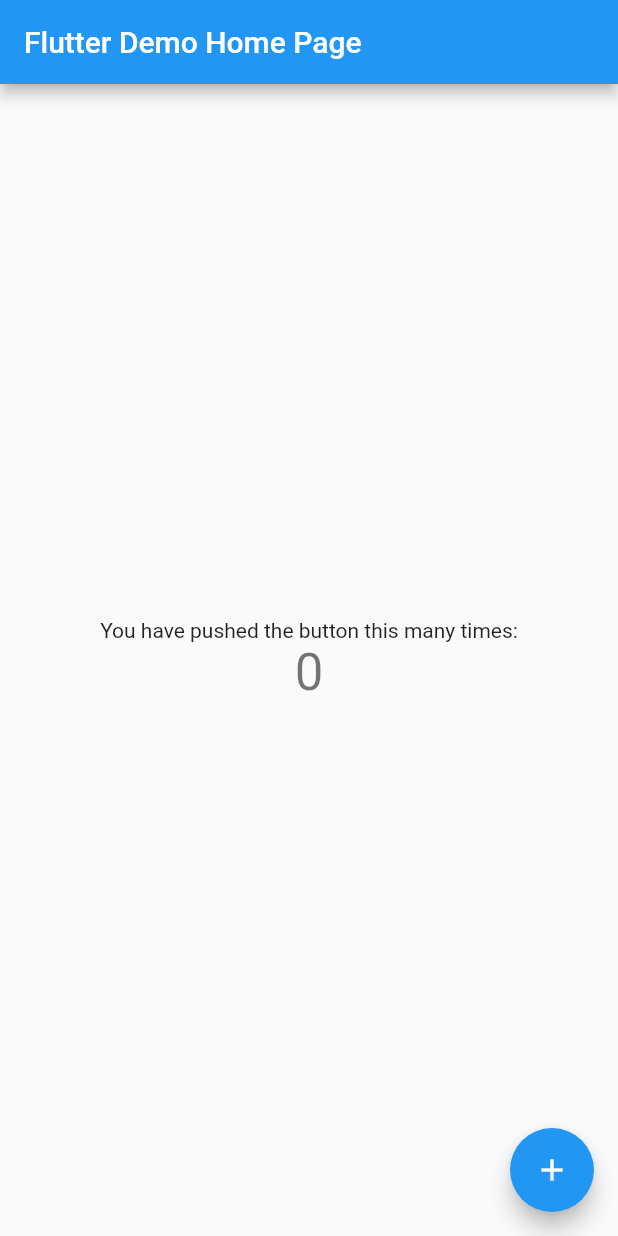
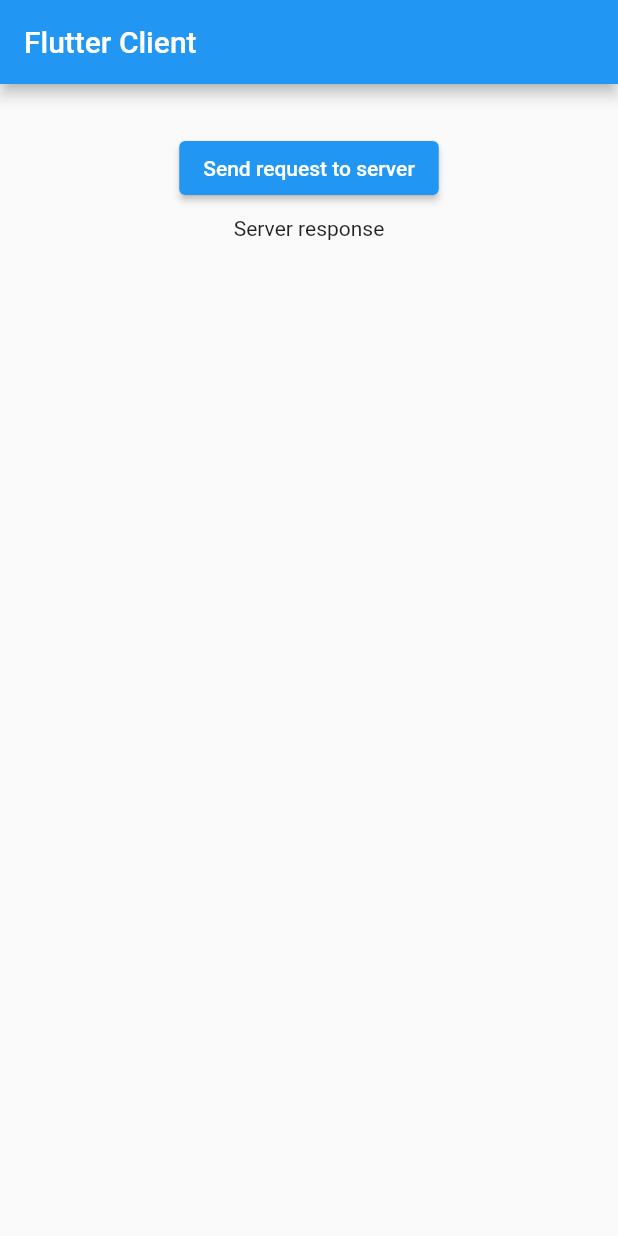
Before and after one commit to amaurydelassus/tp-docker, a Flutter app: the screen it shows after launch, on a phone screen of 412 x 824 dp. Run offline on Flutter 3.47's test engine with Material 2 defaults, Android fonts, the phone set to English and light mode, and no system bars.

Commit message:
ca marche

```diff
--- a/flutter_app/lib/main.dart
+++ b/flutter_app/lib/main.dart
@@ -1,113 +1,71 @@
+import 'dart:io';
+
 import 'package:flutter/material.dart';
+import 'package:http/http.dart';
 
-void main() {
-  runApp(MyApp());
-}
+void main() => runApp(MyApp());
 
 class MyApp extends StatelessWidget {
-  // This widget is the root of your application.
   @override
   Widget build(BuildContext context) {
     return MaterialApp(
-      title: 'Flutter Demo',
+      title: 'Node server demo',
+      debugShowCheckedModeBanner: false,
       theme: ThemeData(
-        // This is the theme of your application.
-        //
-        // Try running your application with "flutter run". You'll see the
-        // application has a blue toolbar. Then, without quitting the app, try
-        // changing the primarySwatch below to Colors.green and then invoke
-        // "hot reload" (press "r" in the console where you ran "flutter run",
-        // or simply save your changes to "hot reload" in a Flutter IDE).
-        // Notice that the counter didn't reset back to zero; the application
-        // is not restarted.
         primarySwatch: Colors.blue,
       ),
-      home: MyHomePage(title: 'Flutter Demo Home Page'),
+      home: Scaffold(
+        appBar: AppBar(title: Text('Flutter Client')),
+        body: BodyWidget(),
+      ),
     );
   }
 }
 
-class MyHomePage extends StatefulWidget {
-  MyHomePage({Key key, this.title}) : super(key: key);
-
-  // This widget is the home page of your application. It is stateful, meaning
-  // that it has a State object (defined below) that contains fields that affect
-  // how it looks.
-
-  // This class is the configuration for the state. It holds the values (in this
-  // case the title) provided by the parent (in this case the App widget) and
-  // used by the build method of the State. Fields in a Widget subclass are
-  // always marked "final".
-
-  final String title;
-
+class BodyWidget extends StatefulWidget {
   @override
-  _MyHomePageState createState() => _MyHomePageState();
+  BodyWidgetState createState() {
+    return new BodyWidgetState();
+  }
 }
 
-class _MyHomePageState extends State<MyHomePage> {
-  int _counter = 0;
-
-  void _incrementCounter() {
-    setState(() {
-      // This call to setState tells the Flutter framework that something has
-      // changed in this State, which causes it to rerun the build method below
-      // so that the display can reflect the updated values. If we changed
-      // _counter without calling setState(), then the build method would not be
-      // called again, and so nothing would appear to happen.
-      _counter++;
-    });
-  }
+class BodyWidgetState extends State<BodyWidget> {
+  String serverResponse = 'Server response';
 
   @override
   Widget build(BuildContext context) {
-    // This method is rerun every time setState is called, for instance as done
-    // by the _incrementCounter method above.
-    //
-    // The Flutter framework has been optimized to make rerunning build methods
-    // fast, so that you can just rebuild anything that needs updating rather
-    // than having to individually change instances of widgets.
-    return Scaffold(
-      appBar: AppBar(
-        // Here we take the value from the MyHomePage object that was created by
-        // the App.build method, and use it to set our appbar title.
-        title: Text(widget.title),
-      ),
-      body: Center(
-        // Center is a layout widget. It takes a single child and positions it
-        // in the middle of the parent.
-        child: Column(
-          // Column is also a layout widget. It takes a list of children and
-          // arranges them vertically. By default, it sizes itself to fit its
-          // children horizontally, and tries to be as tall as its parent.
-          //
-          // Invoke "debug painting" (press "p" in the console, choose the
-          // "Toggle Debug Paint" action from the Flutter Inspector in Android
-          // Studio, or the "Toggle Debug Paint" command in Visual Studio Code)
-          // to see the wireframe for each widget.
-          //
-          // Column has various properties to control how it sizes itself and
-          // how it positions its children. Here we use mainAxisAlignment to
-          // center the children vertically; the main axis here is the vertical
-          // axis because Columns are vertical (the cross axis would be
-          // horizontal).
-          mainAxisAlignment: MainAxisAlignment.center,
-          children: <Widget>[
-            Text(
-              'You have pushed the button this many times:',
-            ),
-            Text(
-              '$_counter',
-              style: Theme.of(context).textTheme.headline4,
-            ),
-          ],
+
+    return Padding(
+      padding: const EdgeInsets.all(32.0),
+      child: Align(
+        alignment: Alignment.topCenter,
+        child: SizedBox(
+          width: 200,
+          child: Column(
+            crossAxisAlignment: CrossAxisAlignment.center,
+            children: <Widget>[
+              ElevatedButton(
+                child: Text('Send request to server'),
+                onPressed: () {
+                  _makeGetRequest();
+                },
+              ),
+              Padding(
+                padding: const EdgeInsets.all(8.0),
+                child: Text(serverResponse),
+              ),
+            ],
+          ),
         ),
       ),
-      floatingActionButton: FloatingActionButton(
-        onPressed: _incrementCounter,
-        tooltip: 'Increment',
-        child: Icon(Icons.add),
-      ), // This trailing comma makes auto-formatting nicer for build methods.
     );
   }
+
+  _makeGetRequest() async {
+    final url = Uri.parse('http://localhost:8081/hello');
+    Response response = await get(url);
+    setState(() {
+      serverResponse = response.body;
+    });
+  }
 }
```
Also changed, not shown: 3 other files.
